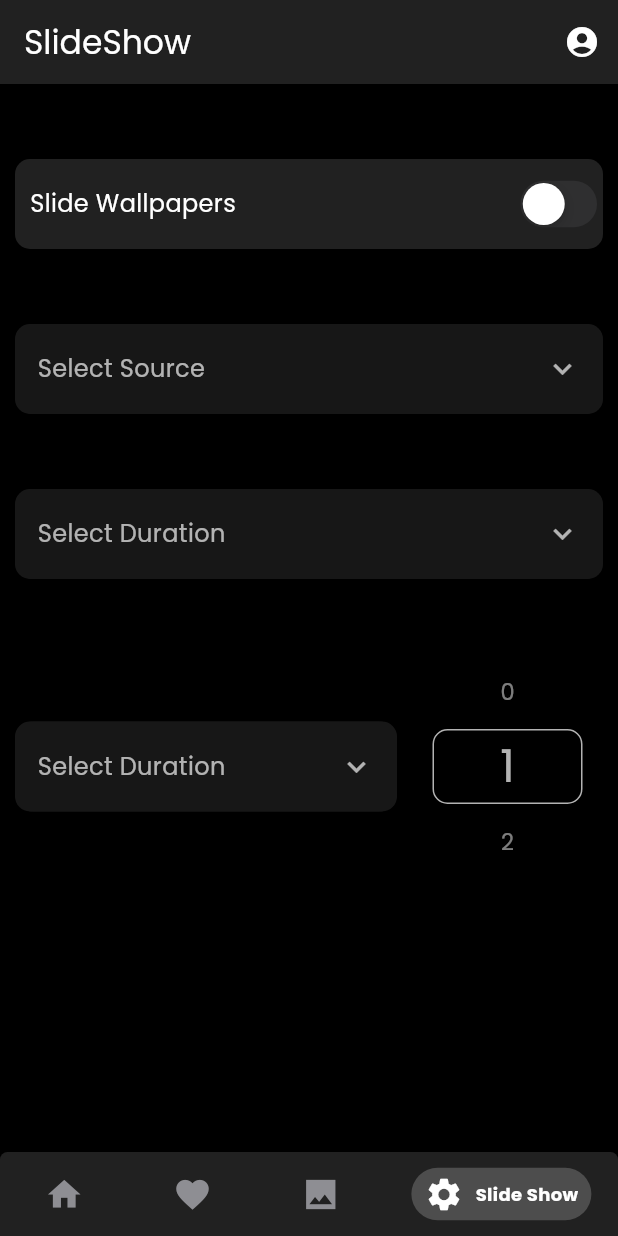
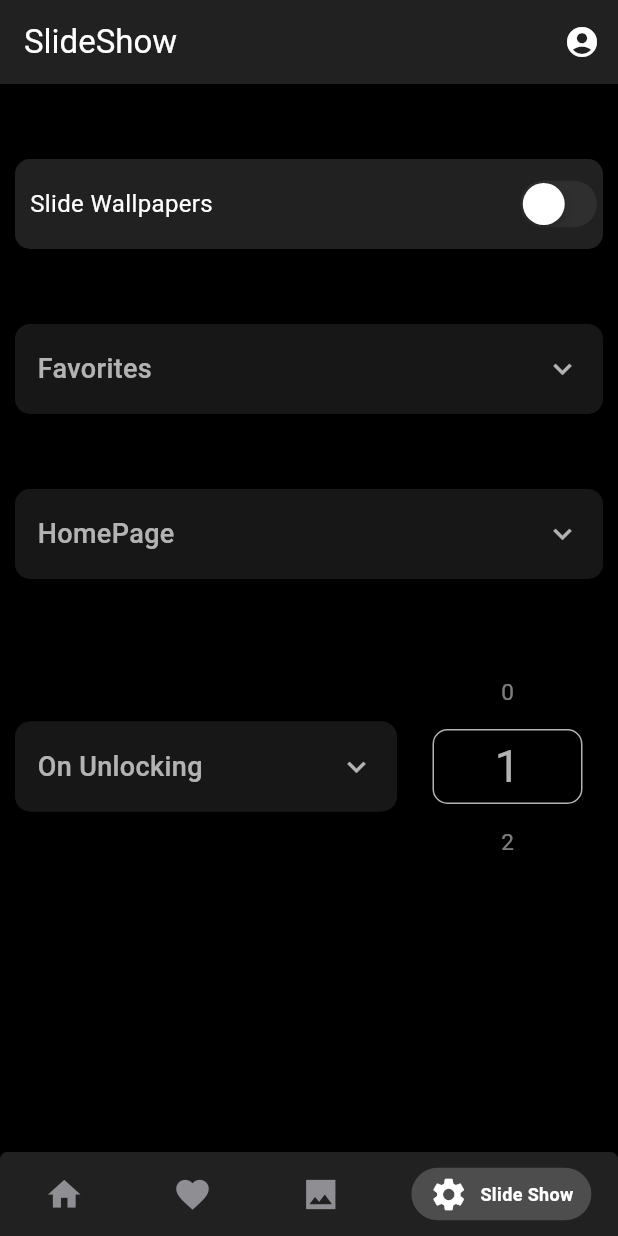
Before and after one commit to shadyessam9/Wallpaper-verse, a Flutter app: the screen it shows after launch, item 4 of the bottom bar chosen, on a phone screen of 412 x 824 dp. Run offline on Flutter 3.47's test engine with Material 3 defaults, Android fonts, the phone set to English and light mode, and no system bars; drawn by our look-alikes of animated_custom_dropdown, numberpicker, persistent_bottom_nav_bar; our stand-ins replace cloud_firestore, firebase_core, fluttertoast, image_gallery_saver, image_picker, shared_preferences and 1 more; missing offline and left inert: flutter_wallpaper_manager; accounts and stored records are empty; network calls fail.

Commit message:
update 3

```diff
--- a/lib/main.dart
+++ b/lib/main.dart
@@ -1,6 +1,8 @@
 import 'package:firebase_core/firebase_core.dart';
 import 'package:flutter/material.dart';
+import 'package:flutter/services.dart';
 import 'package:provider/provider.dart';
+import 'package:shared_preferences/shared_preferences.dart';
 import 'package:wallpaper_verse/firebase_options.dart';
 import 'package:wallpaper_verse/main_home.dart';
 import 'package:wallpaper_verse/theme/model.dart';
@@ -12,36 +14,48 @@ void main() async {
 }
 
 class MyApp extends StatefulWidget {
-  const MyApp({super.key});
+  const MyApp({Key? key});
 
   @override
   State<MyApp> createState() => _MyAppState();
 }
 
 class _MyAppState extends State<MyApp> {
+
+ @override
+  void initState() {
+    super.initState();
+    // Retrieve shared preferences stored values
+    retrieveSharedPrefsValues();
+  }
+
+  void retrieveSharedPrefsValues() async {
+    SharedPreferences prefs = await SharedPreferences.getInstance();
+    String? stringValue = prefs.getString('selectedSource');
+    int? intValue = prefs.getInt('duration');
+
+    // Send shared preferences stored values to background task
+    sendValuesToBackgroundTask(stringValue!, intValue!);
+  }
+
+  void sendValuesToBackgroundTask(String stringValue, int intValue) {
+    const platform = MethodChannel('com.example.wallpaper_verse/bgtsk');
+    try {
+      platform.invokeMethod('startBackgroundTask', {
+        'stringValue': stringValue,
+        'intValue': intValue,
+      });
+    } on PlatformException catch (e) {
+      print("Failed to start background task: '${e.message}'.");
+    }
+  }
+
+
   @override
   Widget build(BuildContext context) {
-    return ChangeNotifierProvider(
-      create: ((context) => ThemeModel()),
-      child: Consumer(
-        builder: (context, ThemeModel themeNotifier, child) {
-          return MaterialApp(
-            theme: themeNotifier.isDark
-                ? ThemeData(
-                    useMaterial3: true,
-                    brightness: Brightness.dark,
-                    fontFamily: 'Poppins',
-                  )
-                : ThemeData(
-                    useMaterial3: true,
-                    fontFamily: 'Poppins',
-                    brightness: Brightness.light,
-                  ),
-            debugShowCheckedModeBanner: false,
-            home: const MainHome(),
-          );
-        },
-      ),
+    return MaterialApp(
+      debugShowCheckedModeBanner: false,
+      home: const MainHome(),
     );
   }
 }
--- a/lib/pages/favorites.dart
+++ b/lib/pages/favorites.dart
@@ -1,5 +1,4 @@
 import 'package:flutter/material.dart';
-import 'package:cloud_firestore/cloud_firestore.dart';
 import '../subpages/wallpaper_preview.dart';
 import '../widgets/app_bar.dart';
 import '../widgets/container_widget.dart';
--- a/lib/pages/home.dart
+++ b/lib/pages/home.dart
@@ -1,5 +1,4 @@
 import 'package:flutter/material.dart';
-import 'package:cloud_firestore/cloud_firestore.dart';
 import 'package:wallpaper_verse/subpages/category_list.dart';
 import '../subpages/wallpaper_preview.dart';
 import '../widgets/app_bar.dart';
--- a/lib/pages/slideshow.dart
+++ b/lib/pages/slideshow.dart
@@ -1,9 +1,8 @@
-import 'dart:developer';
 import 'package:animated_custom_dropdown/custom_dropdown.dart';
 import 'package:flutter/cupertino.dart';
 import 'package:flutter/material.dart';
-import 'package:is_lock_screen/is_lock_screen.dart';
 import 'package:numberpicker/numberpicker.dart';
+import 'package:shared_preferences/shared_preferences.dart';
 import '../widgets/app_bar.dart';
 
 class SlideshowPage extends StatefulWidget {
@@ -13,21 +12,34 @@ class SlideshowPage extends StatefulWidget {
   State<SlideshowPage> createState() => _SlideshowPageState();
 }
 
-class _SlideshowPageState extends State<SlideshowPage> with WidgetsBindingObserver {
+class _SlideshowPageState extends State<SlideshowPage> {
+  late SharedPreferences _prefs;
+  bool _prefsInitialized = false;
   bool on = false;
+  bool slideState = false;
   String selectedSource = '';
+  String selectedTarget = '';
   String selectedCategory = '';
+  String selectedType = '';
+  String durationType = '';
+
+
+    @override
+  void initState() {
+    super.initState();
+    _initPrefs();
+  }
+
+
   static const List<String> _list1 = [
     'Favorites',
-    'Random',
-    'Category' // Added category option
+    'Random'
   ];
 
   static const List<String> _list2 = [
     'HomePage',
     'LockScreen',
-    'HomePage & LockScreen',
-    'HomePage & DialPad',
+    'HomePage & LockScreen'
   ];
 
   static const List<String> _list3 = [
@@ -36,35 +48,34 @@ class _SlideshowPageState extends State<SlideshowPage> with WidgetsBindingObserv
     'Days',
   ];
 
-  int _currentValue = 1;
 
 
+void _initPrefs() async {
+  _prefs = await SharedPreferences.getInstance();
+  setState(() {_prefsInitialized = true;});
+}
 
- @override
-  void initState() {
-    super.initState();
-    WidgetsBinding.instance?.addObserver(this);
-  }
-
-  @override
-  void dispose() {
-    WidgetsBinding.instance?.removeObserver(this);
-    super.dispose();
-  }
-
-  @override
-  void didChangeAppLifecycleState(AppLifecycleState state) async {
-    super.didChangeAppLifecycleState(state);
-    if (state == AppLifecycleState.inactive) {
-      print('app inactive, is lock screen: ${await isLockScreen()}');
-    } else if (state == AppLifecycleState.resumed) {
-      print('app resumed');
+  // Save selected value to SharedPreferences
+  Future<void> _saveSelectedValue<T>(String key, T value) async {
+    if (value is String) {
+      await _prefs.setString(key, value);
+    } else if (value is int) {
+      await _prefs.setInt(key, value);
+    } else if (value is bool) {
+      await _prefs.setBool(key, value);
+    } else {
+      throw Exception("Unsupported value type");
     }
   }
 
 
+
   @override
   Widget build(BuildContext context) {
+    if (!_prefsInitialized) {
+      // Return a loading indicator or fallback widget while _prefs is being initialized
+      return CircularProgressIndicator(); // Example of a loading indicator
+    }
     return Scaffold(
       appBar: CustomAppBar(
         title: 'SlideShow',
@@ -97,16 +108,13 @@ class _SlideshowPageState extends State<SlideshowPage> with WidgetsBindingObserv
                       ),
                     ),
                     CupertinoSwitch(
-                      value: on,
+                      value: on = _prefs.getBool('slideState') ?? false,
                       activeColor: Colors.lightBlue,
                       onChanged: (bool value) {
                         setState(() {
                           on = value;
-                          if (!on) {
-                            // Reset selected source and category when turning off
-                            selectedSource = '';
-                            selectedCategory = '';
-                          }
+                          slideState = on;
+                          _saveSelectedValue('slideState', value);
                         });
                       },
                     ),
@@ -131,6 +139,7 @@ class _SlideshowPageState extends State<SlideshowPage> with WidgetsBindingObserv
                             borderRadius: BorderRadius.circular(10),
                           ),
                           child: CustomDropdown<String>(
+                            initialItem:  _prefs.getString('selectedSource') ?? _list1.first,
                             items: _list1,
                             hintText: 'Select Source',
                             closedHeaderPadding: const EdgeInsets.all(15),
@@ -168,66 +177,13 @@ class _SlideshowPageState extends State<SlideshowPage> with WidgetsBindingObserv
                             ),
                             onChanged: (String value) {
                               setState(() {
-                                selectedSource = value;
+
+                               _saveSelectedValue('selectedSource', value);
                               });
                             },
                           ),
                         ),
                       ),
-                      if (selectedSource == 'Category') // Show dropdown only when 'Category' is selected
-                        Padding(
-                          padding: const EdgeInsets.only(top: 50, left: 10, right: 10),
-                          child: Container(
-                            height: 60,
-                            width: double.infinity,
-                            decoration: BoxDecoration(
-                              color: Color.fromRGBO(33, 33, 33, 1),
-                              borderRadius: BorderRadius.circular(10),
-                            ),
-                            child: CustomDropdown<String>(
-                              items: _list2,
-                              hintText: 'Select Category',
-                              closedHeaderPadding: const EdgeInsets.all(15),
-                              maxlines: 2,
-                              listItemBuilder: (context, item, isSelected, onItemSelect) {
-                                return Text(
-                                  item.toString(),
-                                  style: const TextStyle(color: Colors.white, fontSize: 16),
-                                );
-                              },
-                              decoration: CustomDropdownDecoration(
-                                closedFillColor: Color.fromRGBO(33, 33, 33, 1),
-                                expandedFillColor: Color.fromRGBO(33, 33, 33, 1),
-                                hintStyle: TextStyle(
-                                  color: Colors.white,
-                                  fontSize: 16,
-                                ),
-                                headerStyle: const TextStyle(
-                                  color: Colors.white,
-                                  fontSize: 18,
-                                  fontWeight: FontWeight.w500,
-                                ),
-                                noResultFoundStyle: const TextStyle(
-                                  color: Colors.white,
-                                  fontSize: 16,
-                                ),
-                                closedSuffixIcon: const Icon(
-                                  Icons.keyboard_arrow_down,
-                                  color: Colors.white,
-                                ),
-                                expandedSuffixIcon: const Icon(
-                                  Icons.keyboard_arrow_up,
-                                  color: Colors.white,
-                                ),
-                              ),
-                              onChanged: (String value) {
-                                setState(() {
-                                  selectedCategory = value;
-                                });
-                              },
-                            ),
-                          ),
-                        ),
                       Padding(
                         padding: const EdgeInsets.only(top: 50, left: 10, right: 10),
                         child: Container(
@@ -238,8 +194,9 @@ class _SlideshowPageState extends State<SlideshowPage> with WidgetsBindingObserv
                             borderRadius: BorderRadius.circular(10),
                           ),
                           child: CustomDropdown<String>(
-                            items: _list3,
-                            hintText: 'Select Duration',
+                            initialItem: _prefs.getString('selectedTarget') ?? _list2.first,
+                            items: _list2,
+                            hintText: 'Select Target',
                             closedHeaderPadding: const EdgeInsets.all(15),
                             maxlines: 2,
                             listItemBuilder: (context, item, isSelected, onItemSelect) {
@@ -276,7 +233,7 @@ class _SlideshowPageState extends State<SlideshowPage> with WidgetsBindingObserv
                             onChanged: (String value) {
                               setState(() {
                                 // Handle enabling/disabling of NumberPicker based on the selected source
-                                selectedSource = value;
+                                _saveSelectedValue('selectedTarget', value);
                               });
                             },
                           ),
@@ -295,8 +252,9 @@ class _SlideshowPageState extends State<SlideshowPage> with WidgetsBindingObserv
                                   borderRadius: BorderRadius.circular(10),
                                 ),
                                 child: CustomDropdown<String>(
+                                  initialItem: _prefs.getString('selectedType') ?? _list3.first,
                                   items: _list3,
-                                  hintText: 'Select Duration',
+                                  hintText: 'Select Type',
                                   closedHeaderPadding: const EdgeInsets.all(15),
                                   maxlines: 2,
                                   listItemBuilder: (context, item, isSelected, onItemSelect) {
@@ -332,8 +290,8 @@ class _SlideshowPageState extends State<SlideshowPage> with WidgetsBindingObserv
                                   ),
                                   onChanged: (String value) {
                                     setState(() {
-                                      // Handle enabling/disabling of NumberPicker based on the selected source
-                                      selectedSource = value;
+                                          selectedType = value;
+                                          _saveSelectedValue('selectedType', value);
                                     });
                                   },
                                 ),
@@ -343,14 +301,16 @@ class _SlideshowPageState extends State<SlideshowPage> with WidgetsBindingObserv
                             Expanded(
                               flex: 1,
                               child: IgnorePointer(
-                                ignoring: selectedSource == 'On Unlocking',
+                                ignoring: selectedType == 'On Unlocking',
                                 child: NumberPicker(
                                   textStyle: TextStyle(color: Colors.white70, fontSize: 15),
                                   selectedTextStyle: TextStyle(color: Colors.white, fontSize: 30),
-                                  value: _currentValue,
+                                  value: _prefs.getInt('duration') ?? 1,
                                   minValue: 0,
                                   maxValue: 100,
-                                  onChanged: (value) => setState(() => _currentValue = value),
+                                   onChanged: (value) => setState(() {
+                                     _saveSelectedValue('duration', value);
+                                  }),
                                   decoration: BoxDecoration(
                                     borderRadius: BorderRadius.circular(10),
                                     border: Border.all(color: Colors.white),
--- a/lib/pages/studio.dart
+++ b/lib/pages/studio.dart
@@ -1,7 +1,7 @@
 import 'dart:io';
+import 'package:cloud_firestore/cloud_firestore.dart';
 import 'package:image_picker/image_picker.dart';
 import 'package:flutter/material.dart';
-import 'package:cloud_firestore/cloud_firestore.dart';
 import '../subpages/upload_wallpaper.dart';
 import '../widgets/app_bar.dart';
 import '../widgets/container_widget.dart'; // Import the ImageUploadPage
@@ -38,7 +38,7 @@ class _StudioPage extends State<StudioPage> {
           children: [
             Container(
               padding: EdgeInsets.symmetric(horizontal: 5),
-              child: StreamBuilder<QuerySnapshot>(
+              child:StreamBuilder<QuerySnapshot>(
                 stream: FirebaseFirestore.instance
                     .collection('All wallpapers')
                     .snapshots(),
--- a/lib/subpages/category_list.dart
+++ b/lib/subpages/category_list.dart
@@ -1,5 +1,4 @@
 import 'package:flutter/material.dart';
-import 'package:cloud_firestore/cloud_firestore.dart';
 import 'package:http/http.dart' as http;
 import 'package:wallpaper_verse/subpages/wallpaper_preview.dart';
 import 'dart:convert';
--- a/pubspec.yaml
+++ b/pubspec.yaml
@@ -58,7 +58,8 @@ dependencies:
   http: ^0.13.3
   path_provider: ^2.0.2
   image_gallery_saver: ^2.0.1
-  is_lock_screen: ^2.0.0
+  flutter_background_service: ^5.0.5
+ # is_lock_screen: ^2.0.0
 
 
 dev_dependencies:
```
Also changed, not shown: pubspec.lock, 4 other files.
